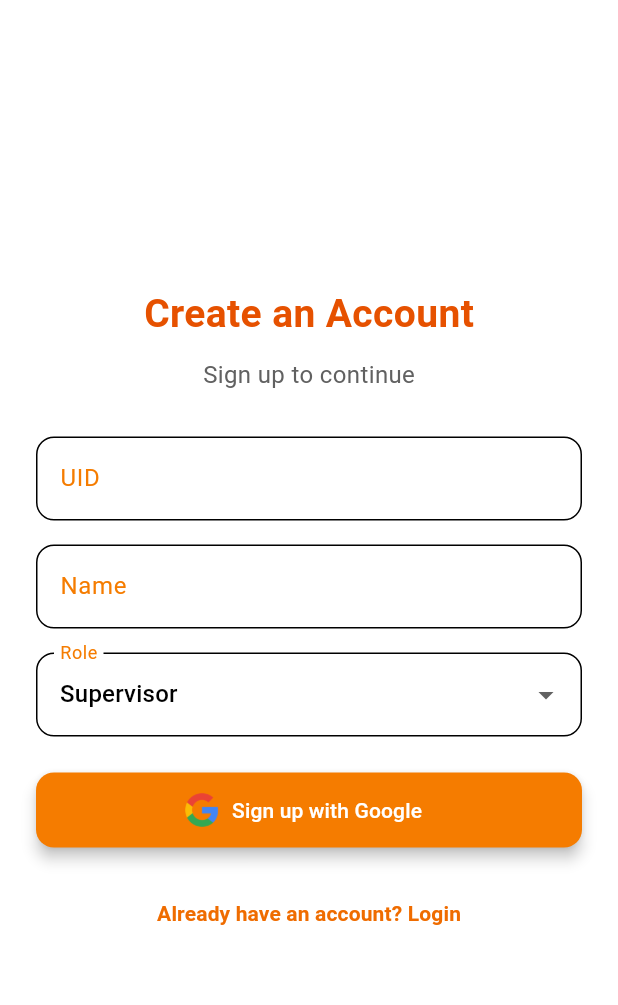
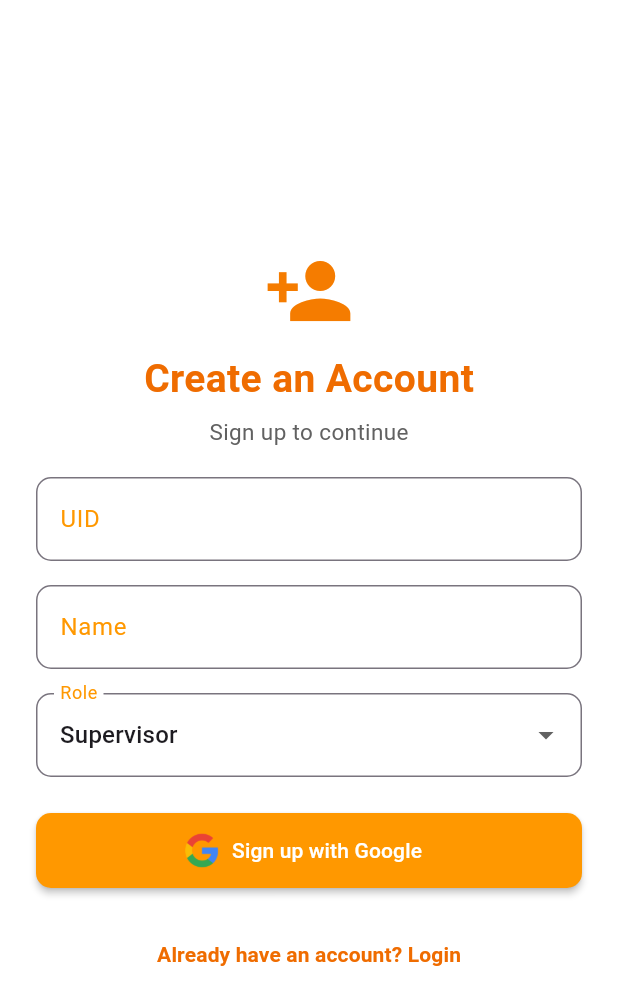
Before and after one commit to imhemish/smartclean, a Flutter app: the SignUpPage screen opened directly, on a phone screen of 412 x 824 dp. Shown: the top 1005 px of the screen. Run offline on Flutter 3.47's test engine with Material 3 defaults, Android fonts, the phone set to English and light mode, and no system bars; our stand-ins replace cloud_firestore, firebase_auth, firebase_core, fluttertoast, geolocator, google_sign_in and 2 more; accounts and stored records are empty; generated files the repository leaves out were written again.

```diff
--- a/lib/authentication/signup_page.dart
+++ b/lib/authentication/signup_page.dart
@@ -5,7 +5,6 @@ import 'package:flutter/foundation.dart' show kIsWeb;
 import 'package:cloud_firestore/cloud_firestore.dart';
 import 'package:shared_preferences/shared_preferences.dart';
 import 'package:soochi/authentication/login_page.dart';
-import 'package:soochi/views/attendance_page.dart';
 
 class SignUpPage extends StatefulWidget {
   const SignUpPage({super.key});
@@ -95,7 +94,8 @@ class _SignUpPageState extends State<SignUpPage> {
   }
 
   void _showSnackBar(String message) {
-    ScaffoldMessenger.of(context).showSnackBar(SnackBar(content: Text(message)));
+    ScaffoldMessenger.of(context)
+        .showSnackBar(SnackBar(content: Text(message)));
   }
 
   Future<void> _signInWithGoogle() async {
@@ -127,26 +127,26 @@ class _SignUpPageState extends State<SignUpPage> {
   Widget build(BuildContext context) {
     return Theme(
       data: ThemeData(
-        colorScheme: ColorScheme.light(primary: Colors.orange.shade700),
+        primarySwatch: Colors.orange,
         elevatedButtonTheme: ElevatedButtonThemeData(
           style: ElevatedButton.styleFrom(
-            backgroundColor: Colors.orange.shade700,
+            backgroundColor: Colors.orange,
             foregroundColor: Colors.white,
             shape: RoundedRectangleBorder(
-              borderRadius: BorderRadius.circular(12),
+              borderRadius: BorderRadius.circular(10),
             ),
-            elevation: 4,
+            elevation: 2,
             minimumSize: const Size(double.infinity, 50),
           ),
         ),
         inputDecorationTheme: InputDecorationTheme(
           border: OutlineInputBorder(
-            borderRadius: BorderRadius.circular(12),
+            borderRadius: BorderRadius.circular(10),
           ),
           focusedBorder: OutlineInputBorder(
-            borderSide: BorderSide(color: Colors.orange.shade700, width: 2),
+            borderSide: BorderSide(color: Colors.orange, width: 2),
           ),
-          labelStyle: TextStyle(color: Colors.orange.shade700),
+          labelStyle: const TextStyle(color: Colors.orange),
         ),
       ),
       child: Scaffold(
@@ -157,20 +157,26 @@ class _SignUpPageState extends State<SignUpPage> {
             child: Column(
               mainAxisAlignment: MainAxisAlignment.center,
               children: [
+                Icon(
+                  Icons.person_add,
+                  size: 60,
+                  color: Colors.orange.shade700,
+                ),
+                const SizedBox(height: 10),
                 Text(
                   "Create an Account",
                   style: TextStyle(
                     fontSize: 26,
                     fontWeight: FontWeight.bold,
-                    color: Colors.orange.shade900,
+                    color: Colors.orange.shade800,
                   ),
                 ),
-                const SizedBox(height: 10),
+                const SizedBox(height: 6),
                 Text(
                   "Sign up to continue",
-                  style: TextStyle(fontSize: 16, color: Colors.grey.shade700),
+                  style: TextStyle(fontSize: 15, color: Colors.grey.shade700),
                 ),
-                const SizedBox(height: 30),
+                const SizedBox(height: 20),
                 Form(
                   key: _formKey,
                   child: Column(
@@ -225,7 +231,7 @@ class _SignUpPageState extends State<SignUpPage> {
                 TextButton(
                   onPressed: () => Navigator.push(
                     context,
-                    MaterialPageRoute(builder: (context) => const AttendancePage()),
+                    MaterialPageRoute(builder: (context) => const LoginPage()),
                   ),
                   child: Text(
                     "Already have an account? Login",
--- a/lib/main.dart
+++ b/lib/main.dart
@@ -9,6 +9,7 @@ import 'package:soochi/models/user.dart';
 import 'package:soochi/views/assign_areas.dart';
 import 'package:soochi/views/areas_page_admin.dart';
 import 'package:soochi/views/checklist_overview.dart';
+import 'package:soochi/views/checklist_page_admin.dart';
 import 'firebase_options.dart';
 
 void main() async {
@@ -39,7 +40,7 @@ class MyApp extends StatelessWidget {
         ),
 
       ),
-      home: SignUpPage(),
+      home: AssignedTasksPage(),
     );
   }
 }
--- a/lib/views/attendance_page.dart
+++ b/lib/views/attendance_page.dart
@@ -49,7 +49,7 @@ class _AttendancePageState extends State<AttendancePage> {
 
     Fluttertoast.showToast(
       msg: isPresent ? "Marked Present" : "Marked Absent",
-      toastLength: Toast.LENGTH_LONG,
+      toastLength: Toast.LENGTH_SHORT,
       gravity: ToastGravity.SNACKBAR,
       backgroundColor: isPresent ? Colors.green[600] : Colors.red[600],
       textColor: Colors.white,
@@ -85,7 +85,6 @@ class _AttendancePageState extends State<AttendancePage> {
         title: const Text(
           'Attendance Record',
           style: TextStyle(
-            fontWeight: FontWeight.w800,
             fontSize: 24,
             color: Colors.white,
             letterSpacing: 1.2,
```
Also changed, not shown: lib/authentication/login_page.dart (+53 -122 lines), lib/views/assigned_task_page.dart (+8 -36 lines).
